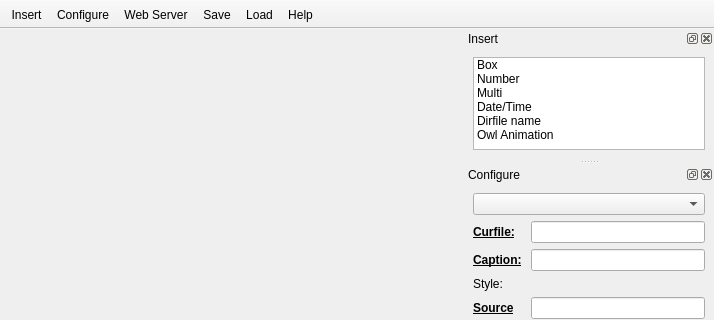
Above: owl/PMainWindow.ui from BlastTNG/flight before the change; both pictures show x 0 to 714 and y 0 to 320 of the 714 by 984 pixel window. Below: the same form after it.
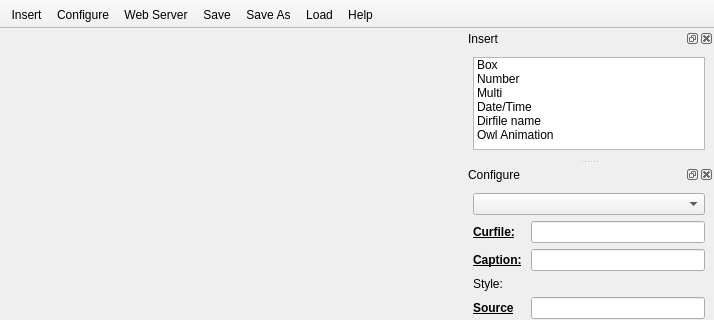
That is the form after the change. Custom widgets are drawn as their Qt base class.

The edit to the form file:
```diff
--- a/owl/PMainWindow.ui
+++ b/owl/PMainWindow.ui
@@ -626,6 +626,7 @@
    <addaction name="actionConfigure"/>
    <addaction name="actionWeb_Server"/>
    <addaction name="actionSave"/>
+   <addaction name="actionSaveAs"/>
    <addaction name="actionLoad"/>
    <addaction name="actionHelp"/>
   </widget>
@@ -658,6 +659,11 @@
     <string>Save</string>
    </property>
   </action>
+  <action name="actionSaveAs">
+   <property name="text">
+    <string>Save As</string>
+   </property>
+  </action>
   <action name="actionLoad">
    <property name="text">
     <string>Load</string>
```
